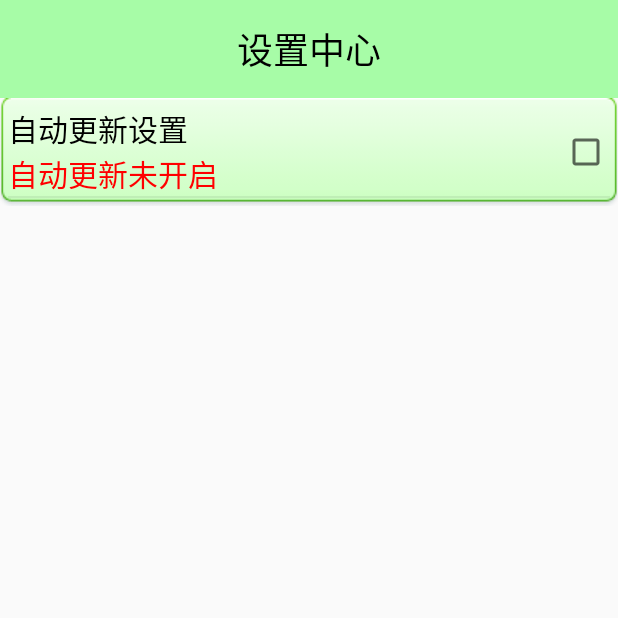
After one commit to lxblessyou/MobileGuard, an Android app: the SettingCenterActivity screen opened directly, with no data from a screen before it, on a phone screen of 412 x 824 dp, the top half of it. The commit adds this screen. Run offline under Robolectric (Android 15) with nearby library versions, the light colour scheme and no system bars; network calls fail.

Commit message:
SettingCenterActivity item UI

```diff
--- a/app/src/main/AndroidManifest.xml
+++ b/app/src/main/AndroidManifest.xml
@@ -35,6 +35,7 @@
         <activity android:name=".activity.LostFindSetup3Activity" />
         <activity android:name=".activity.ContactsSelectActivity" />
         <activity android:name=".activity.LostFindSetup4Activity" />
+        <activity android:name=".activity.SettingCenterActivity" />
 
         <service android:name=".service.LostFindService" />
         <service android:name=".service.LocationService" />
--- /dev/null
+++ b/app/src/main/java/com/home/user/mobileguard/activity/SettingCenterActivity.java
@@ -0,0 +1,17 @@
+package com.home.user.mobileguard.activity;
+
+import android.app.Activity;
+import android.os.Bundle;
+
+import com.home.user.mobileguard.R;
+
+/**
+ * Created by user on 2016-07-30.
+ */
+public class SettingCenterActivity extends Activity {
+    @Override
+    protected void onCreate(Bundle savedInstanceState) {
+        super.onCreate(savedInstanceState);
+        setContentView(R.layout.activity_setting_center);
+    }
+}
--- /dev/null
+++ b/app/src/main/java/com/home/user/mobileguard/view/SettingCenterItemView.java
@@ -0,0 +1,97 @@
+package com.home.user.mobileguard.view;
+
+import android.content.Context;
+import android.graphics.Color;
+import android.util.AttributeSet;
+import android.view.View;
+import android.widget.CheckBox;
+import android.widget.RelativeLayout;
+import android.widget.TextView;
+import android.widget.Toast;
+
+import com.home.user.mobileguard.R;
+
+/**
+ * Created by user on 2016-07-30.
+ */
+public class SettingCenterItemView extends RelativeLayout implements View.OnClickListener {
+
+    private View mView;
+    private TextView tv_title;
+    private TextView tv_content;
+    private CheckBox cb_checked;
+    private String mTitle;
+    private String mContent;
+
+    public SettingCenterItemView(Context context) {
+        super(context);
+        initData();
+        initView();
+        initEvent();
+    }
+
+    public SettingCenterItemView(Context context, AttributeSet attrs) {
+        super(context, attrs);
+        initData();
+        initAttrs(attrs);
+        initView();
+        initEvent();
+    }
+
+    /**
+     * 初始化数据
+     */
+    private void initData() {
+
+    }
+
+    /**
+     * 初始化事件
+     */
+    private void initEvent() {
+        mView.setOnClickListener(this);
+    }
+
+    /**
+     * 初始化属性
+     * @param attrs
+     */
+    private void initAttrs(AttributeSet attrs) {
+        mTitle = attrs.getAttributeValue("http://schemas.android.com/apk/res-auto", "title");
+        mContent = attrs.getAttributeValue("http://schemas.android.com/apk/res-auto", "content");
+    }
+
+    /**
+     * 初始化视图
+     */
+    private void initView() {
+        mView = View.inflate(getContext(), R.layout.layout_setting_center_item,null);
+        tv_title = (TextView) mView.findViewById(R.id.tv_title);
+        tv_content = (TextView) mView.findViewById(R.id.tv_content);
+        cb_checked = (CheckBox) mView.findViewById(R.id.cb_checked);
+
+        tv_title.setText(mTitle);
+        tv_content.setText(mContent);
+        //别忘了把View添加到布局中
+        addView(mView);
+
+    }
+
+    /**
+     * 单击事件
+     * @param v
+     */
+    @Override
+    public void onClick(View v) {
+        if (cb_checked.isChecked()) {
+            cb_checked.setChecked(false);
+            tv_content.setText("自动更新未开启");
+            tv_content.setTextColor(Color.RED);
+        }
+        else  {
+            cb_checked.setChecked(true);
+            tv_content.setText("自动更新已开启");
+            tv_content.setTextColor(Color.GREEN);
+        }
+    }
+}
--- /dev/null
+++ b/app/src/main/res/layout/activity_setting_center.xml
@@ -0,0 +1,17 @@
+<?xml version="1.0" encoding="utf-8"?>
+<LinearLayout xmlns:android="http://schemas.android.com/apk/res/android"
+    xmlns:app="http://schemas.android.com/apk/res-auto"
+    android:layout_width="match_parent"
+    android:layout_height="match_parent"
+    android:orientation="vertical">
+
+    <TextView
+        style="@style/style_tile"
+        android:text="设置中心" />
+
+    <com.home.user.mobileguard.view.SettingCenterItemView
+        android:layout_width="wrap_content"
+        android:layout_height="wrap_content"
+        app:content="自动更新未开启"
+        app:title="自动更新设置"/>
+</LinearLayout>
--- /dev/null
+++ b/app/src/main/res/layout/layout_setting_center_item.xml
@@ -0,0 +1,37 @@
+<?xml version="1.0" encoding="utf-8"?>
+<RelativeLayout xmlns:android="http://schemas.android.com/apk/res/android"
+    android:layout_width="match_parent"
+    android:layout_height="wrap_content"
+    android:background="@drawable/btn_selector"
+    android:clickable="true"
+    android:padding="5dp">
+
+    <TextView
+        android:id="@+id/tv_title"
+        android:layout_width="wrap_content"
+        android:layout_height="wrap_content"
+        android:textSize="20sp"
+        android:textColor="#000"
+        android:text="title"/>
+    <TextView
+        android:id="@+id/tv_content"
+        android:layout_width="wrap_content"
+        android:layout_height="wrap_content"
+        android:layout_below="@id/tv_title"
+        android:textSize="20sp"
+        android:textColor="#f00"
+        android:text="content"/>
+    <CheckBox
+        android:id="@+id/cb_checked"
+        android:layout_width="wrap_content"
+        android:layout_height="wrap_content"
+        android:clickable="false"
+        android:layout_centerVertical="true"
+        android:layout_alignParentRight="true"/>
+    <View
+        android:layout_width="match_parent"
+        android:layout_height="1dp"
+        android:layout_below="@id/tv_content"
+        android:background="#1000"/>
+
+</RelativeLayout>
--- /dev/null
+++ b/app/src/main/res/values/attrs.xml
@@ -0,0 +1,5 @@
+<?xml version="1.0" encoding="utf-8"?>
+<resources>
+    <attr name="title" format="string"/>
+    <attr name="content" format="string"/>
+</resources>
```
Also changed, not shown: app/src/main/java/com/home/user/mobileguard/activity/HomeActivity.java (+13 -3 lines), app/src/main/java/com/home/user/mobileguard/activity/LostFindActivity.java (+10 -4 lines).
